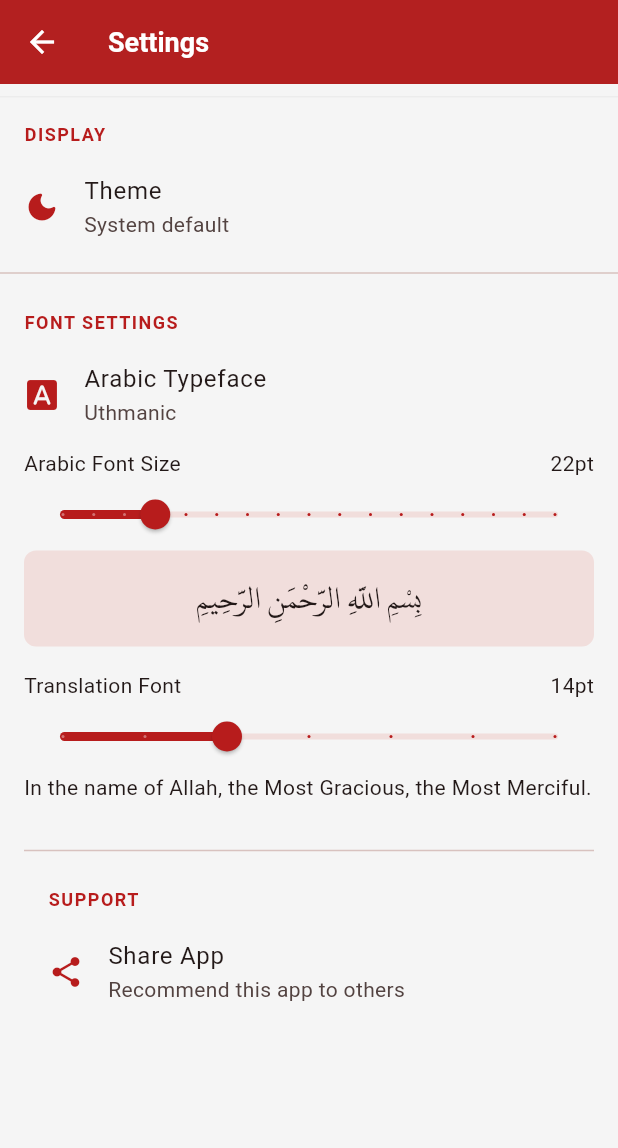
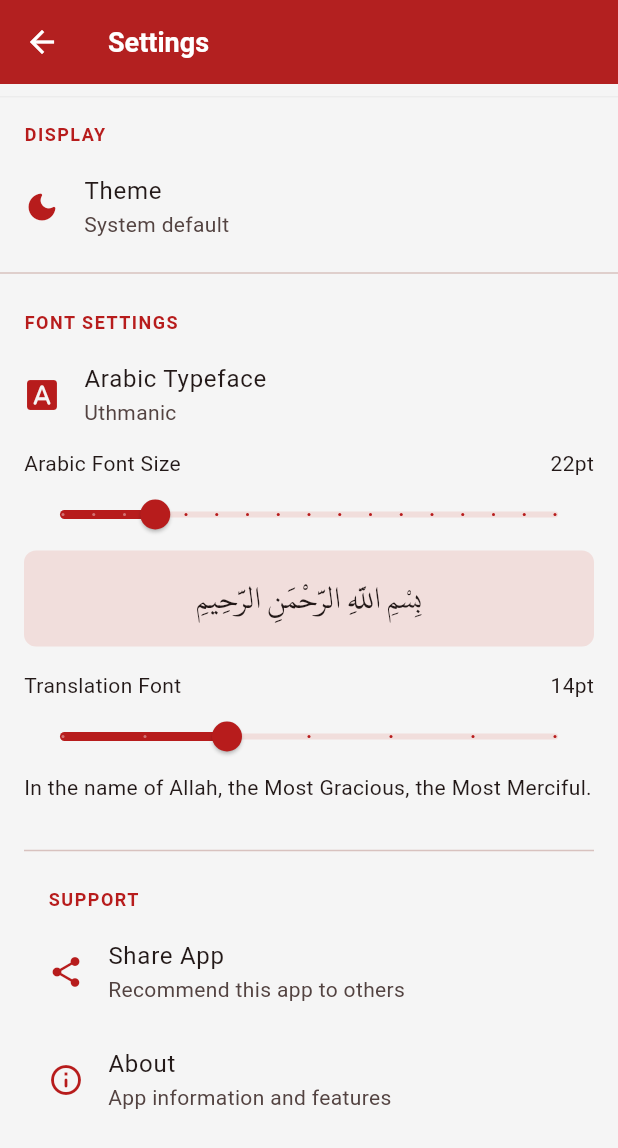
Before and after one commit to Academykw/Hisnul-muslim, a Flutter app: the SettingsScreen screen opened directly, on a phone screen of 412 x 824 dp. Shown: the top 1148 px of the screen. Run offline on Flutter 3.47's test engine with Material 3 defaults, Android fonts, the phone set to English and light mode, and no system bars; our stand-ins replace cloud_firestore, connectivity_plus, firebase_core, firebase_remote_config, flutter_local_notifications, flutter_timezone and 11 more; missing offline and left inert: adhan_dart, android_alarm_manager_plus; accounts and stored records are empty; network calls fail.

Commit message:
screen redesign

```diff
--- a/lib/core/services/settings_service.dart
+++ b/lib/core/services/settings_service.dart
@@ -7,6 +7,7 @@ class SettingsService extends ChangeNotifier {
   static const String _keyOtherFontSize = 'pref_font_other_size';
   static const String _keyArabicFont = 'pref_font_arabic_typeface';
   static const String _keyOnboardingDone = 'pref_onboarding_done';
+  static const String _keyDailyRemindersEnabled = 'pref_daily_reminders_enabled';
 
   SharedPreferences? _prefs;
 
@@ -15,12 +16,14 @@ class SettingsService extends ChangeNotifier {
   double _otherFontSize = 14.0;
   String _arabicFont = 'Uthmanic';
   bool _onboardingDone = false;
+  bool _dailyRemindersEnabled = true;
 
   String get theme => _theme;
   double get arabicFontSize => _arabicFontSize;
   double get otherFontSize => _otherFontSize;
   String get arabicFont => _arabicFont;
   bool get onboardingDone => _onboardingDone;
+  bool get dailyRemindersEnabled => _dailyRemindersEnabled;
 
   ThemeMode get themeMode {
     switch (_theme) {
@@ -40,6 +43,7 @@ class SettingsService extends ChangeNotifier {
     _otherFontSize = (prefs.getInt(_keyOtherFontSize) ?? 14).toDouble();
     _arabicFont = prefs.getString(_keyArabicFont) ?? 'Uthmanic';
     _onboardingDone = prefs.getBool(_keyOnboardingDone) ?? false;
+    _dailyRemindersEnabled = prefs.getBool(_keyDailyRemindersEnabled) ?? true;
   }
 
   Future<SharedPreferences> _ensurePrefs() async {
@@ -80,4 +84,11 @@ class SettingsService extends ChangeNotifier {
     await prefs.setBool(_keyOnboardingDone, value);
     notifyListeners();
   }
+
+  Future<void> setDailyRemindersEnabled(bool value) async {
+    final prefs = await _ensurePrefs();
+    _dailyRemindersEnabled = value;
+    await prefs.setBool(_keyDailyRemindersEnabled, value);
+    notifyListeners();
+  }
 }
--- a/lib/features/settings/settings_screen.dart
+++ b/lib/features/settings/settings_screen.dart
@@ -2,6 +2,7 @@ import 'package:flutter/material.dart';
 import 'package:provider/provider.dart';
 import '../../core/services/share_service.dart';
 import '../../core/services/settings_service.dart';
+import '../about/about_screen.dart';
 import '../../shared/theme/app_theme.dart';
 import '../../shared/widgets/banner_ad_widget.dart';
 
@@ -115,6 +116,18 @@ class SettingsScreen extends StatelessWidget {
                   title: const Text('Share App'),
                   subtitle: const Text('Recommend this app to others'),
                   onTap: () => ShareService.shareApp(context),
+                ),
+                ListTile(
+                  leading: Icon(
+                    Icons.info_outline_rounded,
+                    color: theme.colorScheme.primary,
+                  ),
+                  title: const Text('About'),
+                  subtitle: const Text('App information and features'),
+                  onTap: () => Navigator.push(
+                    context,
+                    MaterialPageRoute(builder: (_) => const AboutScreen()),
+                  ),
                 ),
                 const SizedBox(height: 32),
                 ],
```
